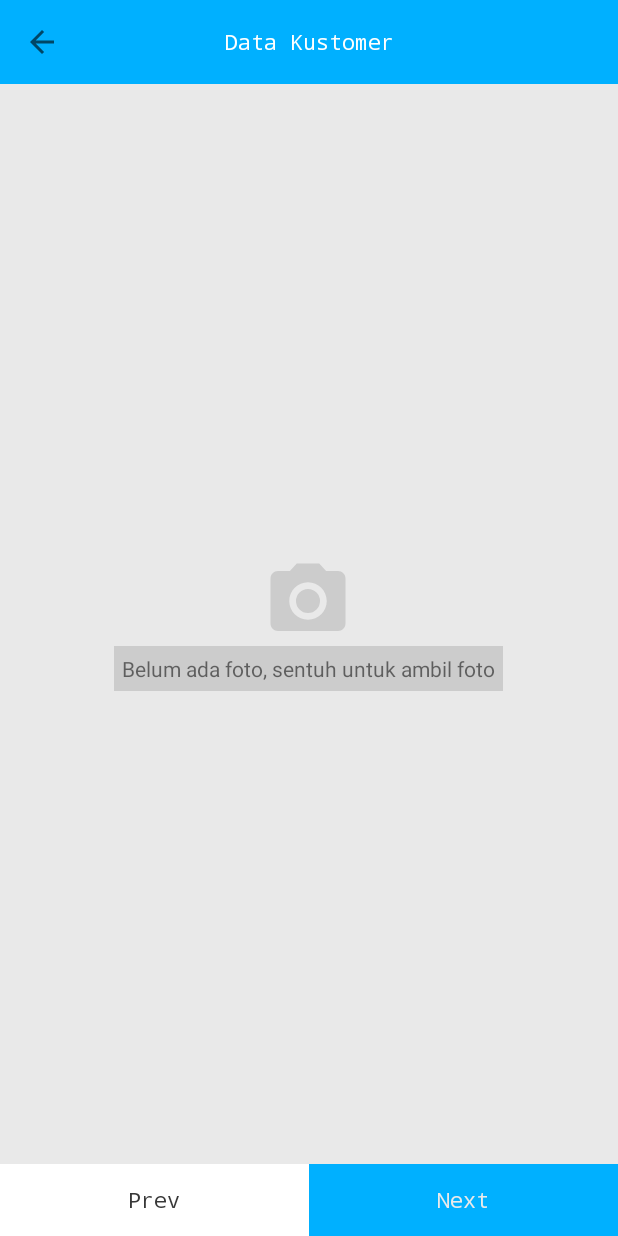
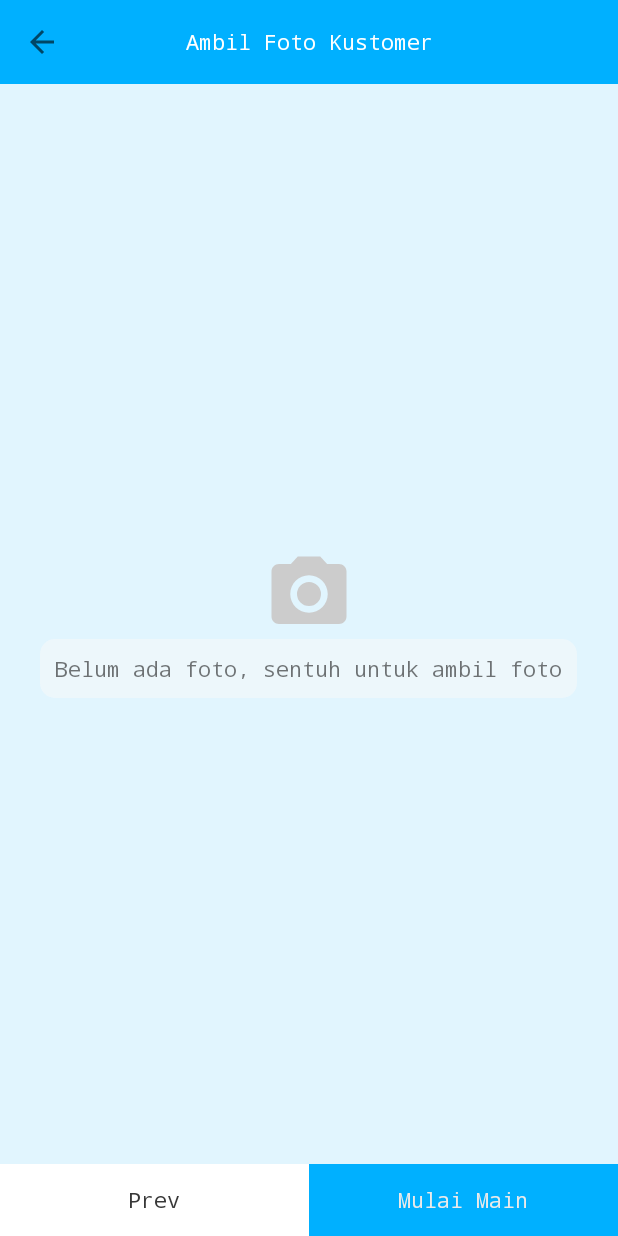
Before and after one commit to KebabSakti/AiceLuckyWheel, an Android app: the AddSalesActivity screen opened directly, with no data from a screen before it, after a tap on "Next", on a phone screen of 412 x 824 dp. Run offline under Robolectric (Android 15) with nearby library versions, the phone set to English and light mode, and no system bars; our stand-ins replace EventBus, Picasso; libraries missing offline, so code that uses them is left out: cn.pedant; pictures from the network do not load; 7 statements that could not run were skipped.

Commit message:
Working on gameplay

```diff
--- a/app/src/main/java/com/vjtechsolution/aiceluckywheel/AddSalesActivity.java
+++ b/app/src/main/java/com/vjtechsolution/aiceluckywheel/AddSalesActivity.java
@@ -10,6 +10,7 @@ import android.util.Log;
 import android.view.MotionEvent;
 import android.view.View;
 import android.widget.Button;
+import android.widget.TextView;
 import android.widget.Toast;
 
 import org.greenrobot.eventbus.EventBus;
@@ -29,6 +30,9 @@ public class AddSalesActivity extends AppCompatActivity {
     private CustomerSalesDetail customerSalesDetail;
     private HashMap<String, Integer> custProduct = new HashMap<>();
 
+    private TextView toolbarHeading;
+    private Integer page = 0;
+
     @SuppressLint("ClickableViewAccessibility")
     @Override
     protected void onCreate(Bundle savedInstanceState) {
@@ -44,6 +48,7 @@ public class AddSalesActivity extends AppCompatActivity {
         getSupportActionBar().setDisplayHomeAsUpEnabled(true);
         getSupportActionBar().setDisplayShowHomeEnabled(true);
 
+        toolbarHeading = findViewById(R.id.toolbarSalesHeading);
         viewPager = findViewById(R.id.viewPager);
         viewPager.setAdapter(new ViewPagerAdapter(getSupportFragmentManager()));
 
@@ -53,25 +58,28 @@ public class AddSalesActivity extends AppCompatActivity {
         next.setOnClickListener(new View.OnClickListener() {
             @Override
             public void onClick(View v) {
-                Integer page;
-                if(viewPager.getCurrentItem() != 2){
-                    page = viewPager.getCurrentItem()+1;
+                if(page != 1){
+                    next.setText("Mulai Main");
+
+                    page += 1;
                     viewPager.setCurrentItem(page, true);
                 }else{
                     Toast.makeText(AddSalesActivity.this, "Mulai maennnn", Toast.LENGTH_SHORT).show();
                 }
 
-                Toast.makeText(AddSalesActivity.this, String.valueOf(viewPager.getCurrentItem()), Toast.LENGTH_SHORT).show();
+                setToolbarHeading(page);
             }
         });
 
         prev.setOnClickListener(new View.OnClickListener() {
             @Override
             public void onClick(View v) {
-                Integer page = (viewPager.getCurrentItem() == 0) ? viewPager.getCurrentItem():viewPager.getCurrentItem()-1;
-                viewPager.setCurrentItem(0, true);
+                next.setText("Next");
 
-                Toast.makeText(AddSalesActivity.this, String.valueOf(viewPager.getCurrentItem()), Toast.LENGTH_SHORT).show();
+                page = (page == 0) ? page : page-1;
+                viewPager.setCurrentItem(page, true);
+
+                setToolbarHeading(page);
             }
         });
 
@@ -82,6 +90,24 @@ public class AddSalesActivity extends AppCompatActivity {
             }
         });
 
+    }
+
+    private void setToolbarHeading(int currentItem) {
+
+        //set toolbar text
+        String heading ="";
+
+        switch (currentItem){
+            case 0:
+                heading = "Pilih Produk";
+                break;
+
+            case 1:
+                heading = "Ambil Foto Kustomer";
+                break;
+        }
+
+        toolbarHeading.setText(heading);
     }
 
     @Override
--- a/app/src/main/java/com/vjtechsolution/aiceluckywheel/CustomerFotoFragment.java
+++ b/app/src/main/java/com/vjtechsolution/aiceluckywheel/CustomerFotoFragment.java
@@ -8,11 +8,11 @@ import android.content.SharedPreferences;
 import android.os.Bundle;
 import android.support.annotation.Nullable;
 import android.support.v4.app.Fragment;
-import android.util.Log;
 import android.view.LayoutInflater;
 import android.view.View;
 import android.view.ViewGroup;
 import android.widget.ImageView;
+import android.widget.LinearLayout;
 import android.widget.TextView;
 
 import com.squareup.picasso.Picasso;
@@ -80,7 +80,8 @@ public class CustomerFotoFragment extends Fragment {
                 File img = new File(foto);
                 Picasso.get().load(img).into(fotoContainer);
 
-                Log.d("FILE", foto);
+                LinearLayout bioContainer = v.findViewById(R.id.bioContainer);
+                bioContainer.setVisibility(View.VISIBLE);
                 break;
         }
     }
--- a/app/src/main/java/com/vjtechsolution/aiceluckywheel/ProductListFragment.java
+++ b/app/src/main/java/com/vjtechsolution/aiceluckywheel/ProductListFragment.java
@@ -105,6 +105,7 @@ public class ProductListFragment extends Fragment {
             @Override
             public void onFailure(Call<ProductModel> call, Throwable t) {
                 pDialog.dismissWithAnimation();
+
                 Toast.makeText(context, t.getMessage(), Toast.LENGTH_SHORT).show();
             }
         });
--- a/app/src/main/java/com/vjtechsolution/aiceluckywheel/ViewPagerAdapter.java
+++ b/app/src/main/java/com/vjtechsolution/aiceluckywheel/ViewPagerAdapter.java
@@ -13,8 +13,7 @@ public class ViewPagerAdapter extends FragmentPagerAdapter {
 
         fragments = new Fragment[] {
                 new ProductListFragment(),
-                new CustomerFotoFragment(),
-                new CustomerBioFragment()
+                new CustomerFotoFragment()
         };
     }
 
--- /dev/null
+++ b/app/src/main/res/drawable/edit_text_bg.xml
@@ -0,0 +1,9 @@
+<shape xmlns:android="http://schemas.android.com/apk/res/android">
+    <solid android:color="#80f9f9f9" />
+    <padding
+        android:top="10dp"
+        android:left="10dp"
+        android:right="10dp"
+        android:bottom="10dp" />
+    <corners android:radius="10dp" />
+</shape>
--- a/app/src/main/res/layout/activity_add_sales.xml
+++ b/app/src/main/res/layout/activity_add_sales.xml
@@ -17,11 +17,12 @@
         android:fitsSystemWindows="true">
 
         <TextView
+            android:id="@+id/toolbarSalesHeading"
             android:layout_width="wrap_content"
             android:layout_height="wrap_content"
             android:textColor="#FFF"
             android:typeface="monospace"
-            android:text="Data Kustomer"
+            android:text="Pilih Produk"
             android:layout_gravity="center"/>
 
     </android.support.v7.widget.Toolbar>
--- a/app/src/main/res/layout/fragment_customer_foto.xml
+++ b/app/src/main/res/layout/fragment_customer_foto.xml
@@ -4,6 +4,7 @@
     xmlns:tools="http://schemas.android.com/tools"
     android:layout_width="match_parent"
     android:layout_height="match_parent"
+    android:background="@color/mainBg"
     tools:context=".CustomerFotoFragment">
 
     <ImageView
@@ -13,7 +14,7 @@
 
     <LinearLayout
         android:id="@+id/goCameraCont"
-        android:layout_width="wrap_content"
+        android:layout_width="match_parent"
         android:layout_height="wrap_content"
         android:orientation="vertical"
         android:layout_gravity="center">
@@ -29,9 +30,42 @@
             android:id="@+id/goCameraText"
             android:layout_width="wrap_content"
             android:layout_height="wrap_content"
-            android:background="#CCC"
-            android:padding="5dp"
+            android:background="@drawable/edit_text_bg"
+            android:typeface="monospace"
+            android:layout_gravity="center"
             android:text="Belum ada foto, sentuh untuk ambil foto"/>
+
+        <LinearLayout
+            android:id="@+id/bioContainer"
+            android:layout_width="match_parent"
+            android:layout_height="match_parent"
+            android:orientation="vertical"
+            android:visibility="gone"
+            android:padding="20dp"
+            android:layout_marginTop="50dp"
+            android:layout_marginLeft="10dp"
+            android:layout_marginRight="10dp">
+
+            <EditText
+                android:layout_width="match_parent"
+                android:layout_height="wrap_content"
+                android:background="@drawable/edit_text_bg"
+                android:layout_marginBottom="10dp"
+                android:textColor="#000"
+                android:textColorHint="#686868"
+                android:typeface="monospace"
+                android:hint="Nama Kustomer"/>
+
+            <EditText
+                android:layout_width="match_parent"
+                android:layout_height="wrap_content"
+                android:background="@drawable/edit_text_bg"
+                android:textColorHint="#686868"
+                android:textColor="#000"
+                android:typeface="monospace"
+                android:hint="No. Telp"/>
+
+        </LinearLayout>
 
     </LinearLayout>
 
```
Also changed, not shown: app/src/main/AndroidManifest.xml (+6 -3 lines), app/src/main/res/drawable/transparent_bg.xml (added, +9 -0 lines).
